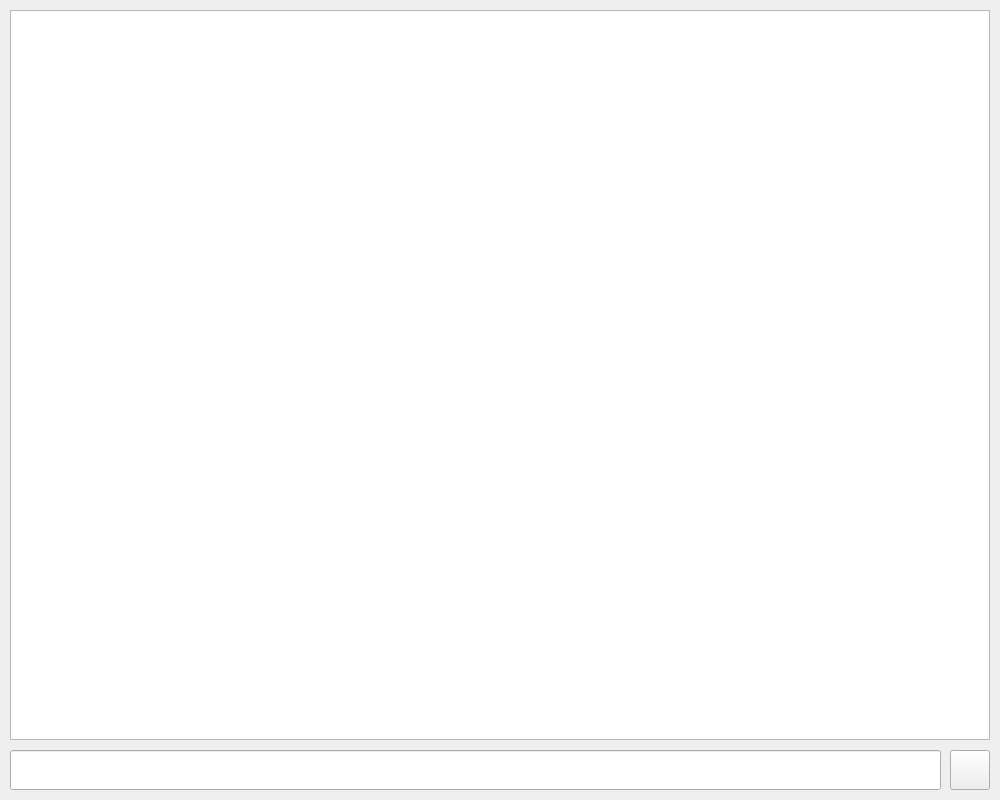
Above: doors/doors.ui from nulijiabei/doors before the change. Below: the same form after it.
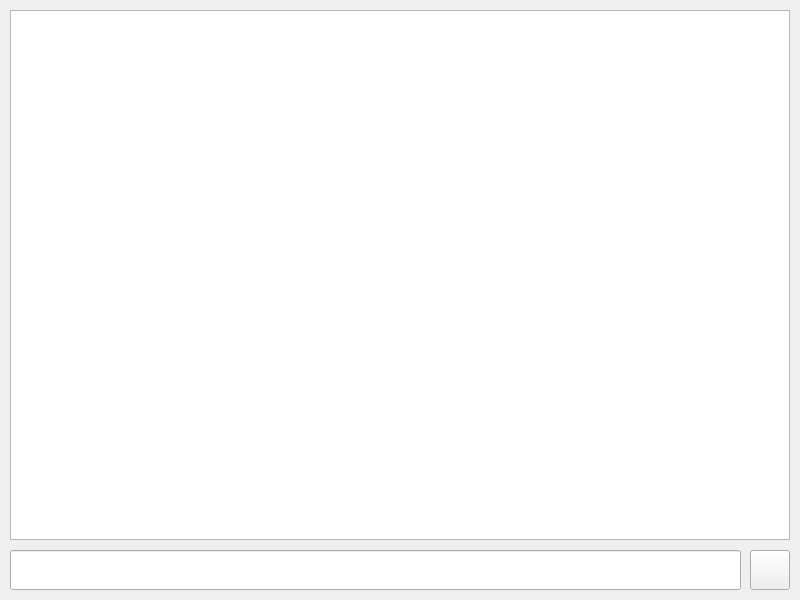
That is the form after the change. Icons and pictures are not drawn.

```diff
--- a/doors/doors.ui
+++ b/doors/doors.ui
@@ -6,8 +6,8 @@
    <rect>
     <x>0</x>
     <y>0</y>
-    <width>1000</width>
-    <height>800</height>
+    <width>800</width>
+    <height>600</height>
    </rect>
   </property>
   <property name="windowTitle">
@@ -19,8 +19,8 @@
      <rect>
       <x>10</x>
       <y>10</y>
-      <width>980</width>
-      <height>730</height>
+      <width>780</width>
+      <height>530</height>
      </rect>
     </property>
    </widget>
@@ -28,8 +28,8 @@
     <property name="geometry">
      <rect>
       <x>10</x>
-      <y>750</y>
-      <width>931</width>
+      <y>550</y>
+      <width>731</width>
       <height>40</height>
      </rect>
     </property>
@@ -37,8 +37,8 @@
    <widget class="QPushButton" name="pushButton">
     <property name="geometry">
      <rect>
-      <x>950</x>
-      <y>750</y>
+      <x>750</x>
+      <y>550</y>
       <width>40</width>
       <height>40</height>
      </rect>
```
